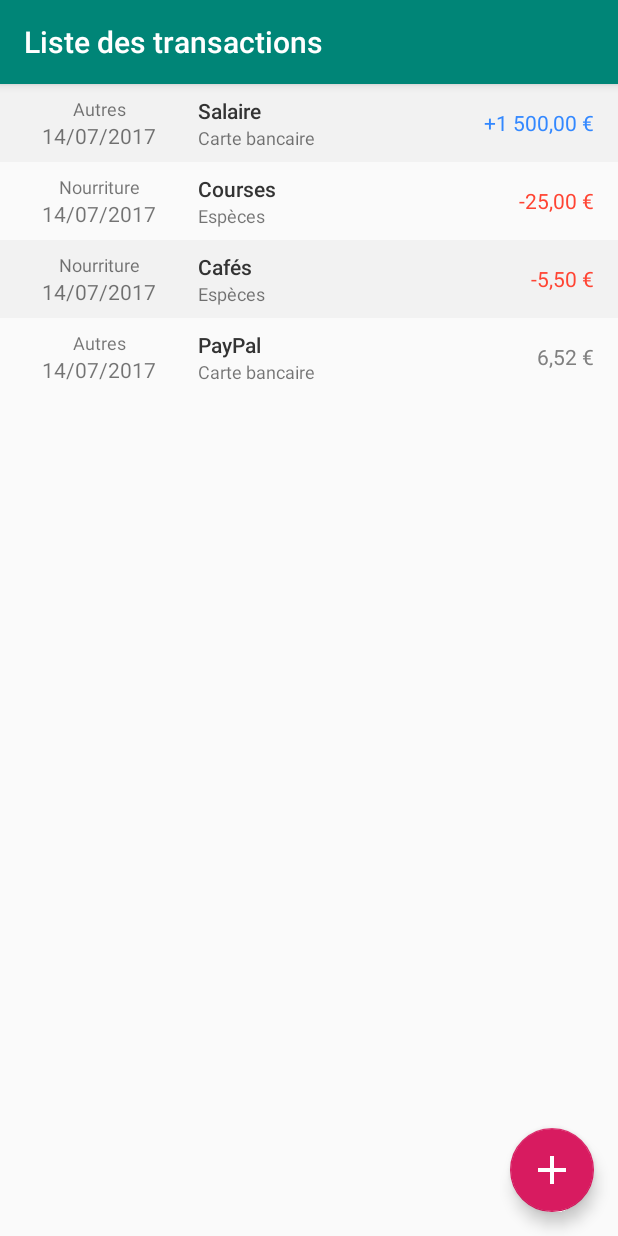
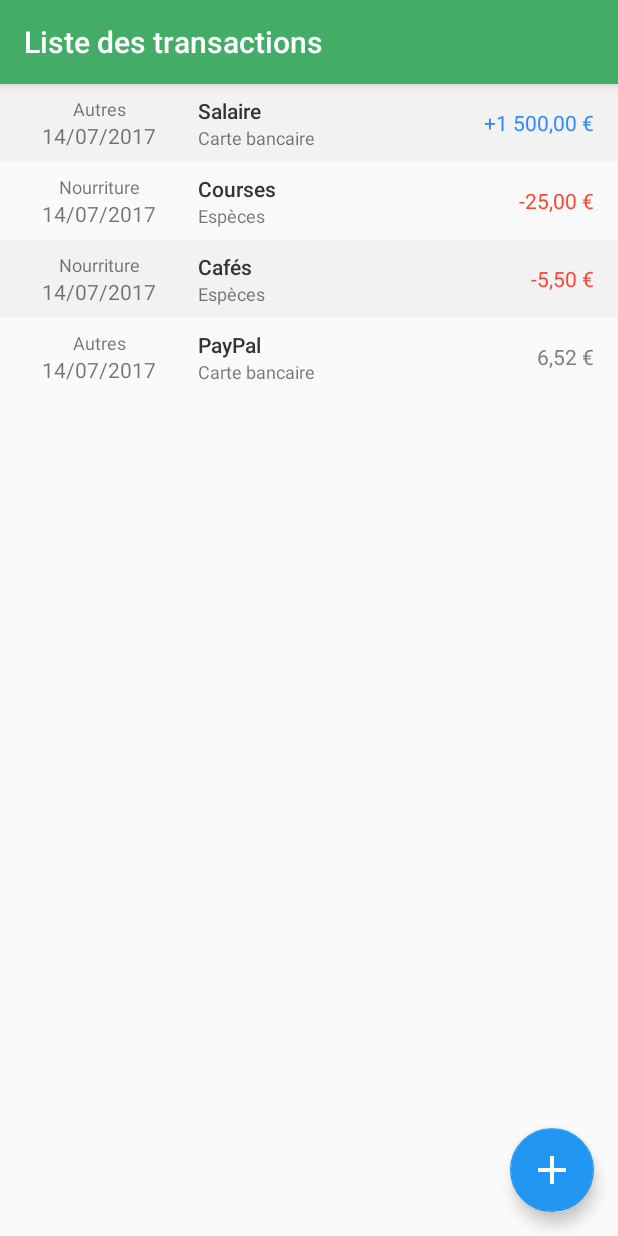
Before and after one commit to Calinou/if26-projet-android, an Android app: the screen it shows after launch (TransactionListActivity), on a phone screen of 412 x 824 dp. Run offline under Robolectric (Android 15) with nearby library versions, the phone set to English and light mode, and no system bars; our stand-ins replace Room's generated code.

Commit message:
Tweak the application color scheme to better fit the icon

```diff
--- a/app/src/main/res/values/colors.xml
+++ b/app/src/main/res/values/colors.xml
@@ -1,6 +1,6 @@
 <?xml version="1.0" encoding="utf-8"?>
 <resources>
-    <color name="colorPrimary">#008577</color>
-    <color name="colorPrimaryDark">#00574B</color>
-    <color name="colorAccent">#D81B60</color>
+    <color name="colorPrimary">#43AD67</color>
+    <color name="colorPrimaryDark">#358846</color>
+    <color name="colorAccent">#2196F3</color>
 </resources>
```
